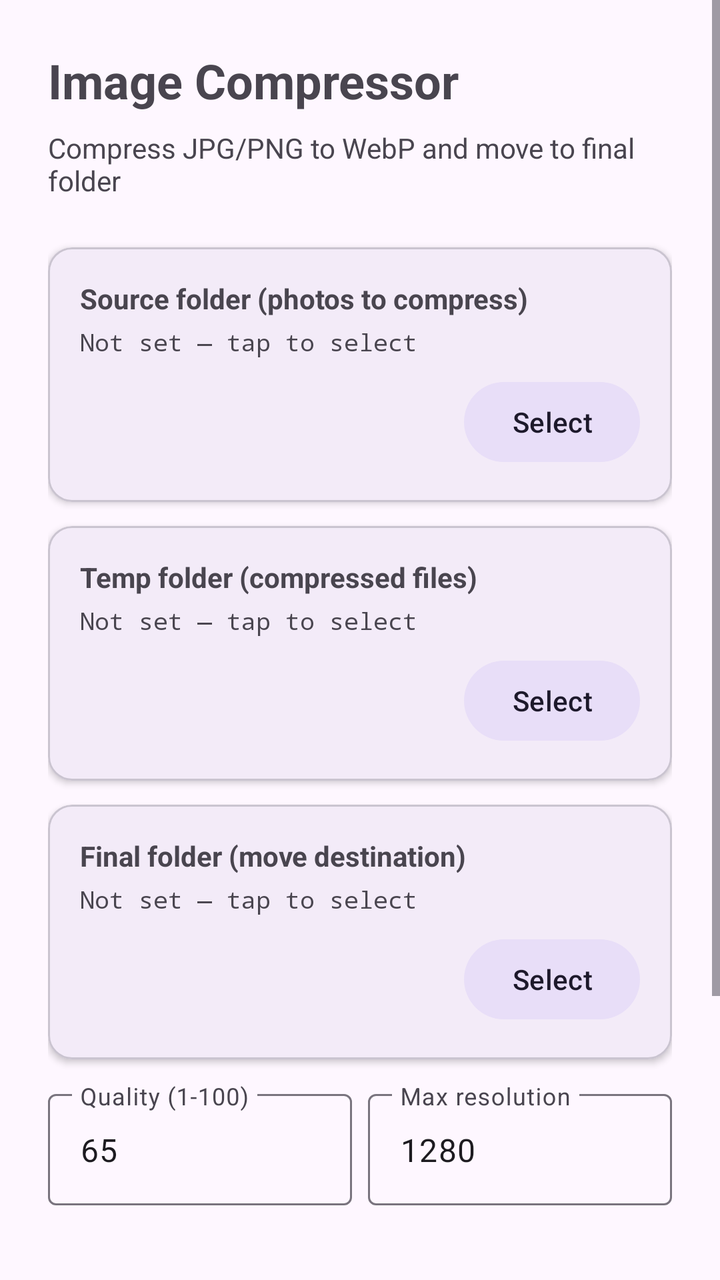
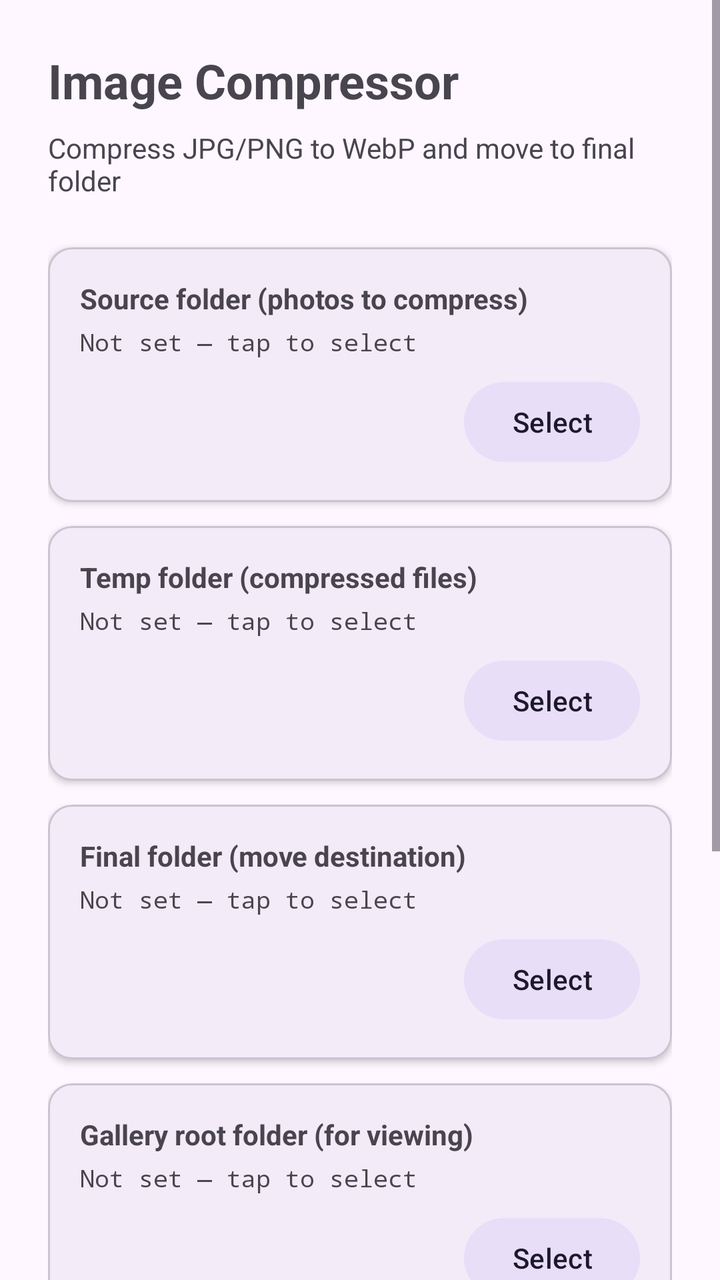

An Android layout rendered at two revisions. The XML below is the earlier revision; the diff shows what the commit changed to produce the second picture.
<!-- AndroidManifest.xml: application theme Theme.ImageCompressor -->
<!-- res/layout/activity_main.xml -->
<?xml version="1.0" encoding="utf-8"?>
<ScrollView xmlns:android="http://schemas.android.com/apk/res/android"
    android:layout_width="match_parent"
    android:layout_height="match_parent"
    android:fillViewport="true">

    <LinearLayout
        android:layout_width="match_parent"
        android:layout_height="wrap_content"
        android:orientation="vertical"
        android:padding="24dp">

        <TextView
            android:layout_width="wrap_content"
            android:layout_height="wrap_content"
            android:text="@string/app_name"
            android:textSize="24sp"
            android:textStyle="bold"
            android:layout_marginBottom="8dp" />

        <TextView
            android:layout_width="wrap_content"
            android:layout_height="wrap_content"
            android:text="@string/subtitle"
            android:textSize="14sp"
            android:textColor="?android:textColorSecondary"
            android:layout_marginBottom="24dp" />

        
        <com.google.android.material.card.MaterialCardView
            android:layout_width="match_parent"
            android:layout_height="wrap_content"
            android:layout_marginBottom="12dp"
            app:cardElevation="2dp"
            app:cardCornerRadius="12dp"
            xmlns:app="http://schemas.android.com/apk/res-auto">

            <LinearLayout
                android:layout_width="match_parent"
                android:layout_height="wrap_content"
                android:orientation="vertical"
                android:padding="16dp">

                <TextView
                    android:layout_width="wrap_content"
                    android:layout_height="wrap_content"
                    android:text="@string/label_source"
                    android:textStyle="bold"
                    android:textSize="14sp" />

                <TextView
                    android:id="@+id/tvSourcePath"
                    android:layout_width="match_parent"
                    android:layout_height="wrap_content"
                    android:text="@string/not_set"
                    android:textSize="12sp"
                    android:textColor="?android:textColorSecondary"
                    android:layout_marginTop="4dp"
                    android:fontFamily="monospace"
                    android:maxLines="2"
                    android:ellipsize="middle" />

                <com.google.android.material.button.MaterialButton
                    android:id="@+id/btnSelectSource"
                    android:layout_width="wrap_content"
                    android:layout_height="wrap_content"
                    android:text="@string/select_folder"
                    android:layout_gravity="end"
                    android:layout_marginTop="8dp"
                    style="@style/Widget.Material3.Button.TonalButton" />

            </LinearLayout>

        </com.google.android.material.card.MaterialCardView>

        
        <com.google.android.material.card.MaterialCardView
            android:layout_width="match_parent"
            android:layout_height="wrap_content"
            android:layout_marginBottom="12dp"
            app:cardElevation="2dp"
            app:cardCornerRadius="12dp"
            xmlns:app="http://schemas.android.com/apk/res-auto">

            <LinearLayout
                android:layout_width="match_parent"
                android:layout_height="wrap_content"
                android:orientation="vertical"
                android:padding="16dp">

                <TextView
                    android:layout_width="wrap_content"
                    android:layout_height="wrap_content"
                    android:text="@string/label_tmp"
                    android:textStyle="bold"
                    android:textSize="14sp" />

                <TextView
                    android:id="@+id/tvTmpPath"
                    android:layout_width="match_parent"
                    android:layout_height="wrap_content"
                    android:text="@string/not_set"
                    android:textSize="12sp"
                    android:textColor="?android:textColorSecondary"
                    android:layout_marginTop="4dp"
                    android:fontFamily="monospace"
                    android:maxLines="2"
                    android:ellipsize="middle" />

                <com.google.android.material.button.MaterialButton
                    android:id="@+id/btnSelectTmp"
                    android:layout_width="wrap_content"
                    android:layout_height="wrap_content"
                    android:text="@string/select_folder"
                    android:layout_gravity="end"
                    android:layout_marginTop="8dp"
                    style="@style/Widget.Material3.Button.TonalButton" />

            </LinearLayout>

        </com.google.android.material.card.MaterialCardView>

        
        <com.google.android.material.card.MaterialCardView
            android:layout_width="match_parent"
            android:layout_height="wrap_content"
            android:layout_marginBottom="12dp"
            app:cardElevation="2dp"
            app:cardCornerRadius="12dp"
            xmlns:app="http://schemas.android.com/apk/res-auto">

            <LinearLayout
                android:layout_width="match_parent"
                android:layout_height="wrap_content"
                android:orientation="vertical"
                android:padding="16dp">

                <TextView
                    android:layout_width="wrap_content"
                    android:layout_height="wrap_content"
                    android:text="@string/label_final"
                    android:textStyle="bold"
                    android:textSize="14sp" />

                <TextView
                    android:id="@+id/tvFinalPath"
                    android:layout_width="match_parent"
                    android:layout_height="wrap_content"
                    android:text="@string/not_set"
                    android:textSize="12sp"
                    android:textColor="?android:textColorSecondary"
                    android:layout_marginTop="4dp"
                    android:fontFamily="monospace"
                    android:maxLines="2"
                    android:ellipsize="middle" />

                <com.google.android.material.button.MaterialButton
                    android:id="@+id/btnSelectFinal"
                    android:layout_width="wrap_content"
                    android:layout_height="wrap_content"
                    android:text="@string/select_folder"
                    android:layout_gravity="end"
                    android:layout_marginTop="8dp"
                    style="@style/Widget.Material3.Button.TonalButton" />

            </LinearLayout>

        </com.google.android.material.card.MaterialCardView>

        
        <LinearLayout
            android:layout_width="match_parent"
            android:layout_height="wrap_content"
            android:orientation="horizontal"
            android:layout_marginBottom="16dp">

            <com.google.android.material.textfield.TextInputLayout
                android:layout_width="0dp"
                android:layout_height="wrap_content"
                android:layout_weight="1"
                android:layout_marginEnd="8dp"
                style="@style/Widget.Material3.TextInputLayout.OutlinedBox">

                <com.google.android.material.textfield.TextInputEditText
                    android:id="@+id/etQuality"
                    android:layout_width="match_parent"
                    android:layout_height="wrap_content"
                    android:hint="@string/quality"
                    android:inputType="number"
                    android:text="65" />

            </com.google.android.material.textfield.TextInputLayout>

            <com.google.android.material.textfield.TextInputLayout
                android:layout_width="0dp"
                android:layout_height="wrap_content"
                android:layout_weight="1"
                style="@style/Widget.Material3.TextInputLayout.OutlinedBox">

                <com.google.android.material.textfield.TextInputEditText
                    android:id="@+id/etMaxRes"
                    android:layout_width="match_parent"
                    android:layout_height="wrap_content"
                    android:hint="@string/max_res"
                    android:inputType="number"
                    android:text="1280" />

            </com.google.android.material.textfield.TextInputLayout>

        </LinearLayout>

        
        <TextView
            android:id="@+id/tvStatus"
            android:layout_width="match_parent"
            android:layout_height="wrap_content"
            android:textSize="13sp"
            android:textColor="?android:textColorSecondary"
            android:layout_marginBottom="16dp"
            android:minHeight="40dp" />

        
        <com.google.android.material.progressindicator.LinearProgressIndicator
            android:id="@+id/progressBar"
            android:layout_width="match_parent"
            android:layout_height="wrap_content"
            android:layout_marginBottom="16dp"
            android:visibility="gone" />

        
        <com.google.android.material.button.MaterialButton
            android:id="@+id/btnStart"
            android:layout_width="match_parent"
            android:layout_height="56dp"
            android:text="@string/start_compression"
            android:textSize="16sp"
            android:enabled="false"
            app:cornerRadius="12dp"
            xmlns:app="http://schemas.android.com/apk/res-auto" />

        
        <com.google.android.material.button.MaterialButton
            android:id="@+id/btnViewCompressed"
            android:layout_width="match_parent"
            android:layout_height="56dp"
            android:layout_marginTop="12dp"
            android:text="@string/view_compressed"
            android:textSize="16sp"
            android:enabled="false"
            app:cornerRadius="12dp"
            style="@style/Widget.Material3.Button.OutlinedButton"
            xmlns:app="http://schemas.android.com/apk/res-auto" />

    </LinearLayout>

</ScrollView>
<!-- resources referenced by this layout -->
<resources>
  <string name="app_name">Image Compressor</string>
  <string name="label_final">Final folder (move destination)</string>
  <string name="label_source">Source folder (photos to compress)</string>
  <string name="label_tmp">Temp folder (compressed files)</string>
  <string name="max_res">Max resolution</string>
  <string name="not_set">Not set — tap to select</string>
  <string name="quality">Quality (1-100)</string>
  <string name="select_folder">Select</string>
  <string name="start_compression">Start compression</string>
  <string name="subtitle">Compress JPG/PNG to WebP and move to final folder</string>
  <string name="view_compressed">View compressed</string>
  <style name="Theme.ImageCompressor" parent="Theme.Material3.DayNight.NoActionBar">
          <item name="colorPrimary">#FF6750A4</item>
          <item name="colorOnPrimary">#FFFFFFFF</item>
          <item name="colorPrimaryContainer">#FFEADDFF</item>
          <item name="colorOnPrimaryContainer">#FF21005D</item>
          <item name="colorSecondary">#FF625B71</item>
          <item name="colorOnSecondary">#FFFFFFFF</item>
          <item name="colorSecondaryContainer">#FFE8DEF8</item>
          <item name="colorOnSecondaryContainer">#FF1D192B</item>
          <item name="colorTertiary">#FF7D5260</item>
          <item name="colorError">#FFB3261E</item>
      </style>
</resources>

<!-- the commit's change to res/layout/activity_main.xml (unified diff, before → after) -->
@@ -156,6 +156,53 @@
 
                 <com.google.android.material.button.MaterialButton
                     android:id="@+id/btnSelectFinal"
+                    android:layout_width="wrap_content"
+                    android:layout_height="wrap_content"
+                    android:text="@string/select_folder"
+                    android:layout_gravity="end"
+                    android:layout_marginTop="8dp"
+                    style="@style/Widget.Material3.Button.TonalButton" />
+
+            </LinearLayout>
+
+        </com.google.android.material.card.MaterialCardView>
+
+        
+        <com.google.android.material.card.MaterialCardView
+            android:layout_width="match_parent"
+            android:layout_height="wrap_content"
+            android:layout_marginBottom="12dp"
+            app:cardElevation="2dp"
+            app:cardCornerRadius="12dp"
+            xmlns:app="http://schemas.android.com/apk/res-auto">
+
+            <LinearLayout
+                android:layout_width="match_parent"
+                android:layout_height="wrap_content"
+                android:orientation="vertical"
+                android:padding="16dp">
+
+                <TextView
+                    android:layout_width="wrap_content"
+                    android:layout_height="wrap_content"
+                    android:text="@string/label_gallery_root"
+                    android:textStyle="bold"
+                    android:textSize="14sp" />
+
+                <TextView
+                    android:id="@+id/tvGalleryRootPath"
+                    android:layout_width="match_parent"
+                    android:layout_height="wrap_content"
+                    android:text="@string/not_set"
+                    android:textSize="12sp"
+                    android:textColor="?android:textColorSecondary"
+                    android:layout_marginTop="4dp"
+                    android:fontFamily="monospace"
+                    android:maxLines="2"
+                    android:ellipsize="middle" />
+
+                <com.google.android.material.button.MaterialButton
+                    android:id="@+id/btnSelectGalleryRoot"
                     android:layout_width="wrap_content"
                     android:layout_height="wrap_content"
                     android:text="@string/select_folder"
<!-- resource entries referenced after the edit -->
@@ -2,6 +2,7 @@
 <resources>
   <string name="app_name">Image Compressor</string>
   <string name="label_final">Final folder (move destination)</string>
+  <string name="label_gallery_root">Gallery root folder (for viewing)</string>
   <string name="label_source">Source folder (photos to compress)</string>
   <string name="label_tmp">Temp folder (compressed files)</string>
   <string name="max_res">Max resolution</string>
